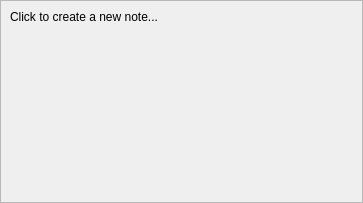
Old version of the form python/note_input_widget/resources/note_input_widget.ui in the repository shotgunsoftware/tk-framework-qtwidgets.
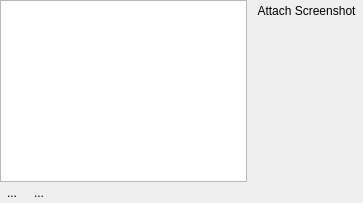
New version of the form. Icons and pictures are not drawn. Custom widgets are drawn as their Qt base class.

Commit message: WIP layout, icons, and partial setup of signals/slots.

Diff of the .ui file:
```diff
--- a/python/note_input_widget/resources/note_input_widget.ui
+++ b/python/note_input_widget/resources/note_input_widget.ui
@@ -29,7 +29,7 @@
    <item>
     <widget class="QStackedWidget" name="stacked_widget">
      <property name="currentIndex">
-      <number>1</number>
+      <number>2</number>
      </property>
      <widget class="QWidget" name="note_editor_page">
       <layout class="QVBoxLayout" name="verticalLayout_2">
@@ -211,6 +211,179 @@
        </item>
       </layout>
      </widget>
+     <widget class="QWidget" name="attachments_page">
+      <layout class="QHBoxLayout" name="horizontalLayout_2">
+       <property name="spacing">
+        <number>0</number>
+       </property>
+       <property name="margin">
+        <number>0</number>
+       </property>
+       <item>
+        <layout class="QHBoxLayout" name="horizontalLayout_3">
+         <property name="spacing">
+          <number>3</number>
+         </property>
+         <property name="leftMargin">
+          <number>0</number>
+         </property>
+         <item>
+          <widget class="QWidget" name="attachment_list" native="true">
+           <property name="sizePolicy">
+            <sizepolicy hsizetype="Preferred" vsizetype="Preferred">
+             <horstretch>1</horstretch>
+             <verstretch>0</verstretch>
+            </sizepolicy>
+           </property>
+           <layout class="QVBoxLayout" name="attachments_list_layout">
+            <property name="spacing">
+             <number>0</number>
+            </property>
+            <property name="margin">
+             <number>0</number>
+            </property>
+            <item>
+             <widget class="QTreeWidget" name="attachment_list_tree">
+              <property name="rootIsDecorated">
+               <bool>false</bool>
+              </property>
+              <property name="itemsExpandable">
+               <bool>false</bool>
+              </property>
+              <property name="headerHidden">
+               <bool>true</bool>
+              </property>
+              <property name="expandsOnDoubleClick">
+               <bool>false</bool>
+              </property>
+              <column>
+               <property name="text">
+                <string notr="true">1</string>
+               </property>
+              </column>
+             </widget>
+            </item>
+            <item>
+             <layout class="QHBoxLayout" name="horizontalLayout_4">
+              <property name="spacing">
+               <number>3</number>
+              </property>
+              <item>
+               <widget class="QToolButton" name="remove_button">
+                <property name="text">
+                 <string>...</string>
+                </property>
+                <property name="icon">
+                 <iconset resource="resources.qrc">
+                  <normaloff>:/tk_framework_qtwidgets.note_input_widget/plus.png</normaloff>:/tk_framework_qtwidgets.note_input_widget/plus.png</iconset>
+                </property>
+                <property name="autoRaise">
+                 <bool>true</bool>
+                </property>
+               </widget>
+              </item>
+              <item>
+               <widget class="QToolButton" name="add_button">
+                <property name="text">
+                 <string>...</string>
+                </property>
+                <property name="icon">
+                 <iconset resource="resources.qrc">
+                  <normaloff>:/tk_framework_qtwidgets.note_input_widget/minus.png</normaloff>:/tk_framework_qtwidgets.note_input_widget/minus.png</iconset>
+                </property>
+                <property name="autoRaise">
+                 <bool>true</bool>
+                </property>
+               </widget>
+              </item>
+              <item>
+               <spacer name="horizontalSpacer">
+                <property name="orientation">
+                 <enum>Qt::Horizontal</enum>
+                </property>
+                <property name="sizeHint" stdset="0">
+                 <size>
+                  <width>40</width>
+                  <height>20</height>
+                 </size>
+                </property>
+               </spacer>
+              </item>
+             </layout>
+            </item>
+           </layout>
+          </widget>
+         </item>
+         <item>
+          <layout class="QVBoxLayout" name="attachment_buttons">
+           <property name="spacing">
+            <number>3</number>
+           </property>
+           <item>
+            <widget class="QToolButton" name="close_attachments">
+             <property name="toolTip">
+              <string>Cancel</string>
+             </property>
+             <property name="text">
+              <string>Attach Screenshot</string>
+             </property>
+             <property name="icon">
+              <iconset resource="resources.qrc">
+               <normaloff>:/tk_framework_qtwidgets.note_input_widget/close.png</normaloff>:/tk_framework_qtwidgets.note_input_widget/close.png</iconset>
+             </property>
+             <property name="toolButtonStyle">
+              <enum>Qt::ToolButtonIconOnly</enum>
+             </property>
+             <property name="autoRaise">
+              <bool>true</bool>
+             </property>
+            </widget>
+           </item>
+           <item>
+            <spacer name="verticalSpacer_2">
+             <property name="orientation">
+              <enum>Qt::Vertical</enum>
+             </property>
+             <property name="sizeHint" stdset="0">
+              <size>
+               <width>20</width>
+               <height>40</height>
+              </size>
+             </property>
+            </spacer>
+           </item>
+           <item>
+            <widget class="QToolButton" name="add_attachments">
+             <property name="sizePolicy">
+              <sizepolicy hsizetype="Preferred" vsizetype="Fixed">
+               <horstretch>0</horstretch>
+               <verstretch>0</verstretch>
+              </sizepolicy>
+             </property>
+             <property name="toolTip">
+              <string>Create Note</string>
+             </property>
+             <property name="text">
+              <string/>
+             </property>
+             <property name="icon">
+              <iconset resource="resources.qrc">
+               <normaloff>:/tk_framework_qtwidgets.note_input_widget/tick.png</normaloff>:/tk_framework_qtwidgets.note_input_widget/tick.png</iconset>
+             </property>
+             <property name="toolButtonStyle">
+              <enum>Qt::ToolButtonIconOnly</enum>
+             </property>
+             <property name="autoRaise">
+              <bool>true</bool>
+             </property>
+            </widget>
+           </item>
+          </layout>
+         </item>
+        </layout>
+       </item>
+      </layout>
+     </widget>
     </widget>
    </item>
   </layout>
```
Left out of the diff: 17 changed lines with no effect on the pictures. The commit also changes 9 other files.
